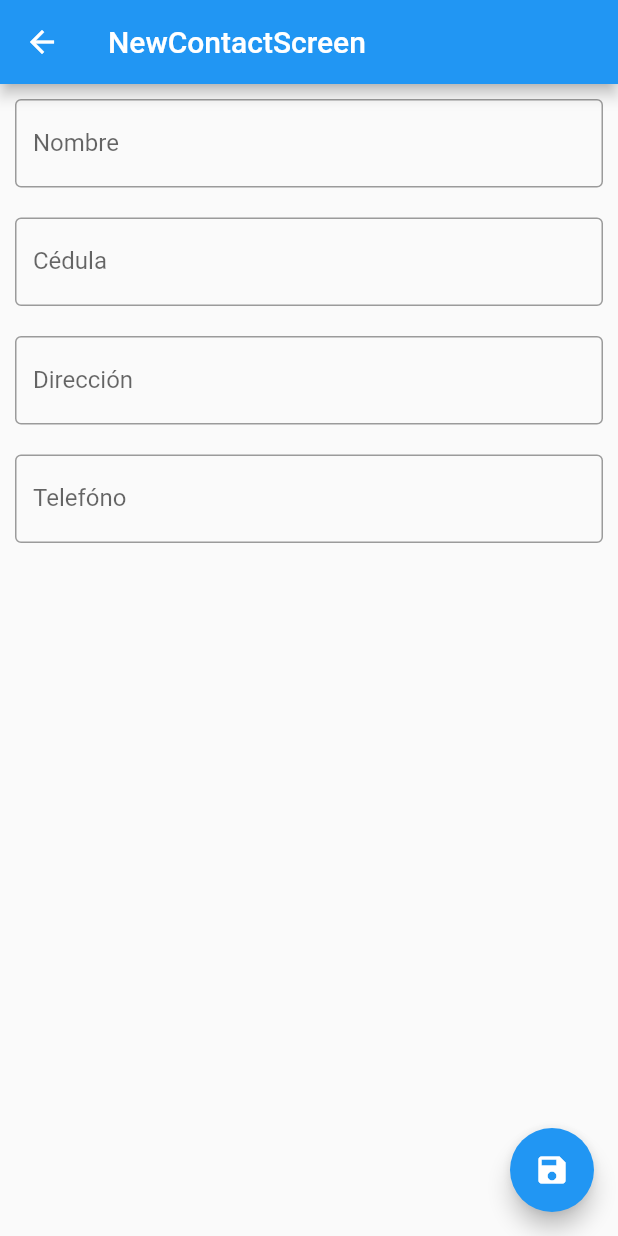
After one commit to carlosguaita/my_app_flutter, a Flutter app: the screen it shows after launch, after a tap on the "add" icon, on a phone screen of 412 x 824 dp. The commit adds this screen. Run offline on Flutter 3.47's test engine with Material 2 defaults, Android fonts, the phone set to English and light mode, and no system bars.

Commit message:
formulario ingreso

```diff
--- a/lib/main.dart
+++ b/lib/main.dart
@@ -13,8 +13,8 @@ class MyApp extends StatelessWidget {
   Widget build(BuildContext context) {
     return MaterialApp(
       title: 'Flutter Demo',
+      debugShowCheckedModeBanner: false,
       theme: ThemeData(
-
         primarySwatch: Colors.blue,
       ),
       home: const HomeScreen(),
--- a/lib/screens/home_screen.dart
+++ b/lib/screens/home_screen.dart
@@ -1,7 +1,7 @@
 import 'package:flutter/material.dart';
 
 import '../utils/utils.dart';
-import 'details_screen.dart';
+import 'screens.dart';
 
 class HomeScreen extends StatelessWidget {
   const HomeScreen({Key? key}) : super(key: key);
@@ -33,6 +33,16 @@ class HomeScreen extends StatelessWidget {
           }).toList(),
         ),
       ),
+      floatingActionButton: FloatingActionButton(
+        child: const Icon(Icons.add),
+        onPressed: () {
+          Navigator.push(
+              context,
+              MaterialPageRoute(
+                builder: (context) => NewContactScreen(),
+              ));
+        },
+      ),
     );
   }
 }
--- /dev/null
+++ b/lib/screens/new_contact_screen.dart
@@ -0,0 +1,86 @@
+import 'package:flutter/material.dart';
+import 'package:my_app/models/contact.dart';
+import 'package:my_app/utils/utils.dart';
+
+import '../utils/utils.dart';
+import 'home_screen.dart';
+
+class NewContactScreen extends StatelessWidget {
+  NewContactScreen({Key? key}) : super(key: key);
+
+  final nombreController = TextEditingController();
+  final cedulaController = TextEditingController();
+  final direccionController = TextEditingController();
+  final telefonoController = TextEditingController();
+
+  @override
+  Widget build(BuildContext context) {
+    return Scaffold(
+      appBar: AppBar(
+        title: const Text('NewContactScreen'),
+      ),
+      body: Center(
+        child: Column(
+          children: <Widget>[
+            Padding(
+              padding: EdgeInsets.all(10.0),
+              child: TextField(
+                controller: nombreController,
+                decoration: const InputDecoration(
+                  border: OutlineInputBorder(),
+                  labelText: Utils.nombre,
+                ),
+              ),
+            ),
+            Padding(
+              padding: EdgeInsets.all(10.0),
+              child: TextField(
+                controller: cedulaController,
+                decoration: const InputDecoration(
+                  border: OutlineInputBorder(),
+                  labelText: Utils.cedula,
+                ),
+              ),
+            ),
+            Padding(
+              padding: EdgeInsets.all(10.0),
+              child: TextField(
+                controller: direccionController,
+                decoration: const InputDecoration(
+                  border: OutlineInputBorder(),
+                  labelText: Utils.direccion,
+                ),
+              ),
+            ),
+            Padding(
+              padding: EdgeInsets.all(10.0),
+              child: TextField(
+                controller: telefonoController,
+                decoration: const InputDecoration(
+                  border: OutlineInputBorder(),
+                  labelText: Utils.telefono,
+                ),
+              ),
+            ),
+          ],
+        ),
+      ),
+      floatingActionButton: FloatingActionButton(
+        child: Icon(Icons.save),
+        onPressed: () {
+          Utils.contactos.add(Contact(
+              name: nombreController.text,
+              cedula: cedulaController.text,
+              direccion: direccionController.text,
+              telefono: telefonoController.text,
+              imagen: "images/imagen1.png"));
+          Navigator.push(
+              context,
+              MaterialPageRoute(
+                builder: (context) => HomeScreen(),
+              ));
+        },
+      ),
+    );
+  }
+}
--- /dev/null
+++ b/lib/screens/screens.dart
@@ -0,0 +1,3 @@
+export 'details_screen.dart';
+export 'home_screen.dart';
+export 'new_contact_screen.dart';
--- a/lib/utils/utils.dart
+++ b/lib/utils/utils.dart
@@ -27,4 +27,9 @@ class Utils {
         telefono: "348902348",
         imagen: "images/imagen4.png"),
   ];
+
+  static const nombre = "Nombre";
+  static const direccion = "Dirección";
+  static const telefono = "Telefóno";
+  static const cedula = "Cédula";
 }
```
